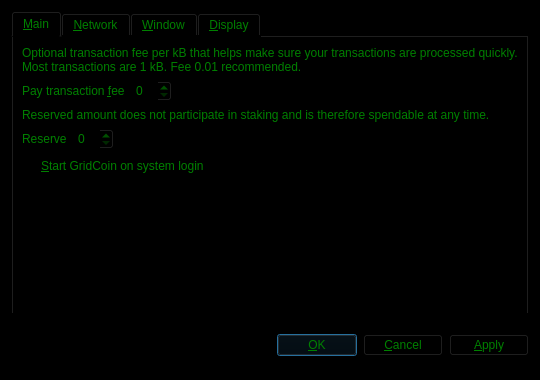
This is src/qt/forms/_gcBackup/optionsdialog.ui in gridcoin-community/Gridcoin-Research as Qt 5 draws it before an edit. The edited form follows.
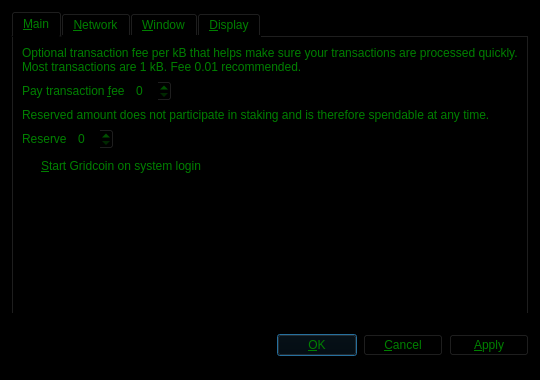
This is the edited form. Custom widgets are drawn as their Qt base class.

What changed in the file:
```diff
--- a/src/qt/forms/_gcBackup/optionsdialog.ui
+++ b/src/qt/forms/_gcBackup/optionsdialog.ui
@@ -131,7 +131,7 @@
           <string>Automatically start GridCoin after logging in to the system.</string>
          </property>
          <property name="text">
-          <string>&amp;Start GridCoin on system login</string>
+          <string>&amp;Start Gridcoin on system login</string>
          </property>
         </widget>
        </item>
```
Left out of the diff: 10 changed lines with no effect on the pictures.
